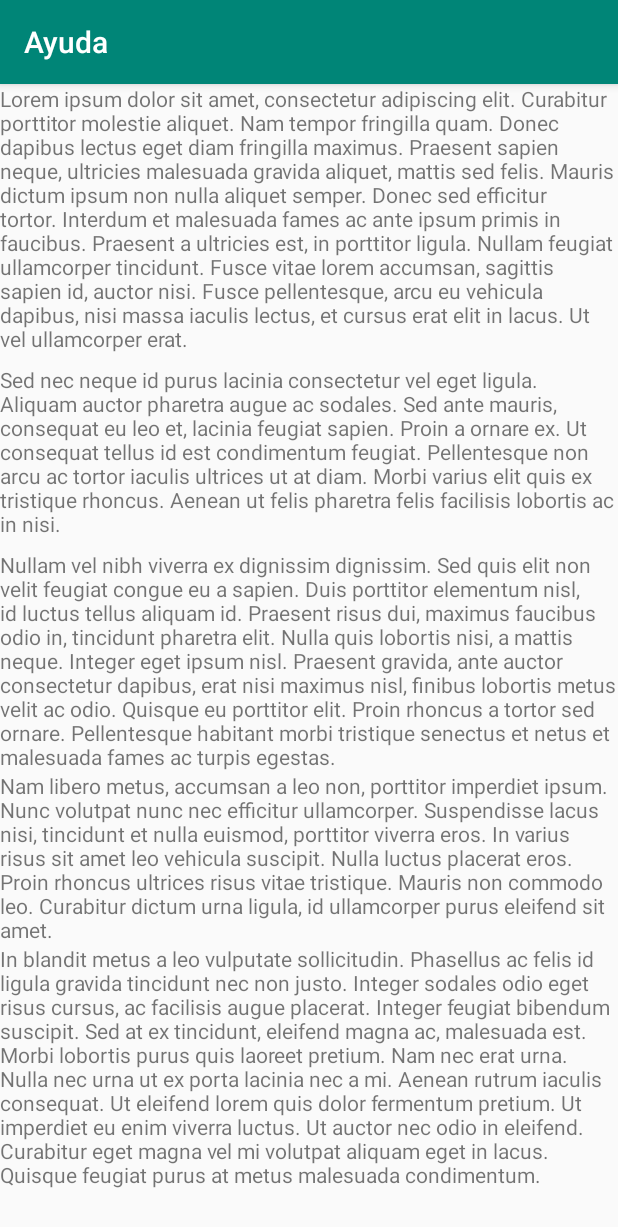
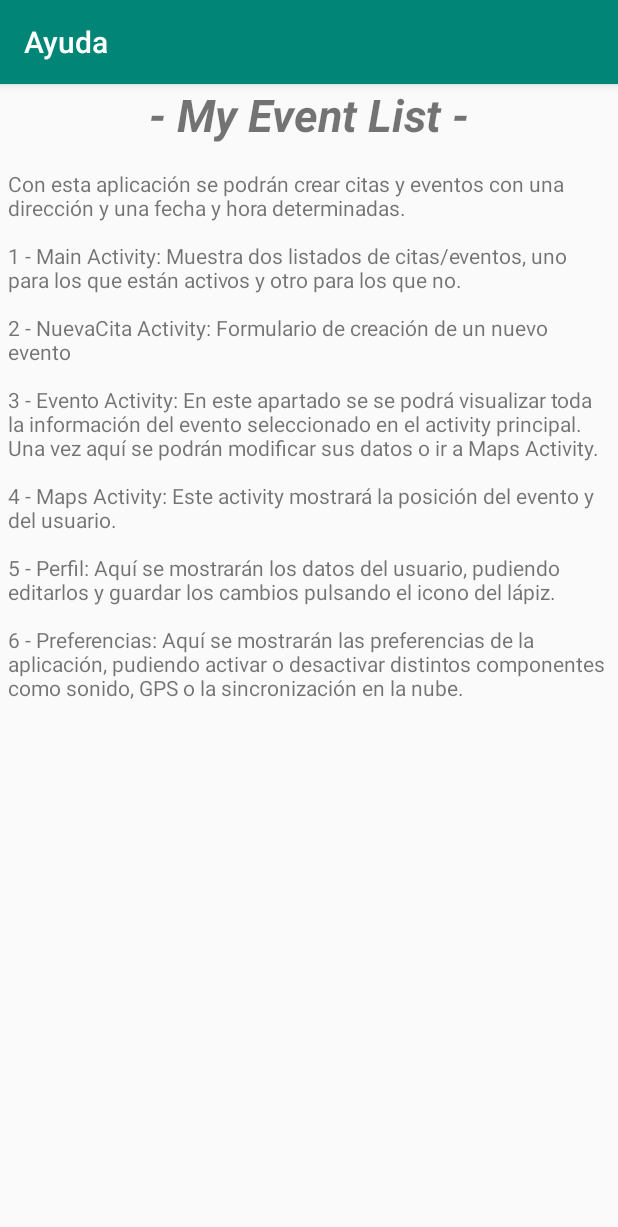
Before and after one commit to josejpg/My-Events-List-app, an Android app: the AyudaActivity screen opened directly, with no data from a screen before it, on a phone screen of 412 x 824 dp. Shown: the top 1227 px of the screen. Run offline under Robolectric (Android 15) with nearby library versions, the phone set to English and light mode, and no system bars.

Commit message:
AyudaActivity text.

```diff
--- a/app/src/main/res/layout/activity_ayuda.xml
+++ b/app/src/main/res/layout/activity_ayuda.xml
@@ -12,39 +12,19 @@
         android:orientation="vertical">
 
         <TextView
-            android:id="@+id/paragraph1"
             android:layout_width="match_parent"
             android:layout_height="wrap_content"
-            android:text="@string/ayuda_lorem_ipsum" />
+            android:text="- My Event List -"
+            android:textAlignment="center"
+            android:textSize="30sp"
+            android:textStyle="bold|italic" />
 
         <TextView
-            android:id="@+id/paragraph2"
             android:layout_width="match_parent"
             android:layout_height="wrap_content"
-            android:layout_marginTop="8dp"
-            android:text="@string/ayuda_lorem_ipsum2"
-            app:layout_constraintTop_toBottomOf="@+id/paragraph1" />
-
-        <TextView
-            android:id="@+id/paragraph3"
-            android:layout_width="match_parent"
-            android:layout_height="wrap_content"
-            android:layout_marginTop="8dp"
-            android:text="@string/ayuda_lorem_ipsum3"
-            app:layout_constraintTop_toBottomOf="@+id/paragraph2" />
-
-        <TextView
-            android:id="@+id/paragraph4"
-            android:layout_width="match_parent"
-            android:layout_height="wrap_content"
-            android:text="@string/ayuda_lorem_ipsum4"
-            app:layout_constraintTop_toBottomOf="@+id/paragraph3" />
-
-        <TextView
-            android:id="@+id/paragraph5"
-            android:layout_width="match_parent"
-            android:layout_height="wrap_content"
-            android:text="@string/ayuda_lorem_ipsum5"
-            app:layout_constraintTop_toBottomOf="@+id/paragraph4" />
+            android:layout_marginLeft="5dp"
+            android:layout_marginTop="16dp"
+            android:layout_marginRight="5dp"
+            android:text="Con esta aplicación se podrán crear citas y eventos con una dirección y una fecha y hora determinadas.\n\n1 - Main Activity: Muestra dos listados de citas/eventos, uno para los que están activos y otro para los que no.\n\n2 - NuevaCita Activity: Formulario de creación de un nuevo evento\n\n3 - Evento Activity: En este apartado se se podrá visualizar toda la información del evento seleccionado en el activity principal. Una vez aquí se podrán modificar sus datos o ir a Maps Activity.\n\n4 - Maps Activity: Este activity mostrará la posición del evento y del usuario.\n\n5 - Perfil: Aquí se mostrarán los datos del usuario, pudiendo editarlos y guardar los cambios pulsando el icono del lápiz.\n\n6 - Preferencias: Aquí se mostrarán las preferencias de la aplicación, pudiendo activar o desactivar distintos componentes como sonido, GPS o la sincronización en la nube." />
     </LinearLayout>
 </ScrollView>
--- a/app/src/main/res/values/strings.xml
+++ b/app/src/main/res/values/strings.xml
@@ -33,11 +33,6 @@
     <string name="title_activity_maps">Localización del evento</string>
     <!-- Strings to Ayuda Activity -->
     <string name="title_activity_ayuda">Ayuda</string>
-    <string name="ayuda_lorem_ipsum">Lorem ipsum dolor sit amet, consectetur adipiscing elit. Curabitur porttitor molestie aliquet. Nam tempor fringilla quam. Donec dapibus lectus eget diam fringilla maximus. Praesent sapien neque, ultricies malesuada gravida aliquet, mattis sed felis. Mauris dictum ipsum non nulla aliquet semper. Donec sed efficitur tortor. Interdum et malesuada fames ac ante ipsum primis in faucibus. Praesent a ultricies est, in porttitor ligula. Nullam feugiat ullamcorper tincidunt. Fusce vitae lorem accumsan, sagittis sapien id, auctor nisi. Fusce pellentesque, arcu eu vehicula dapibus, nisi massa iaculis lectus, et cursus erat elit in lacus. Ut vel ullamcorper erat.</string>
-    <string name="ayuda_lorem_ipsum2">Sed nec neque id purus lacinia consectetur vel eget ligula. Aliquam auctor pharetra augue ac sodales. Sed ante mauris, consequat eu leo et, lacinia feugiat sapien. Proin a ornare ex. Ut consequat tellus id est condimentum feugiat. Pellentesque non arcu ac tortor iaculis ultrices ut at diam. Morbi varius elit quis ex tristique rhoncus. Aenean ut felis pharetra felis facilisis lobortis ac in nisi.</string>
-    <string name="ayuda_lorem_ipsum3">Nullam vel nibh viverra ex dignissim dignissim. Sed quis elit non velit feugiat congue eu a sapien. Duis porttitor elementum nisl, id luctus tellus aliquam id. Praesent risus dui, maximus faucibus odio in, tincidunt pharetra elit. Nulla quis lobortis nisi, a mattis neque. Integer eget ipsum nisl. Praesent gravida, ante auctor consectetur dapibus, erat nisi maximus nisl, finibus lobortis metus velit ac odio. Quisque eu porttitor elit. Proin rhoncus a tortor sed ornare. Pellentesque habitant morbi tristique senectus et netus et malesuada fames ac turpis egestas.</string>
-    <string name="ayuda_lorem_ipsum4">Nam libero metus, accumsan a leo non, porttitor imperdiet ipsum. Nunc volutpat nunc nec efficitur ullamcorper. Suspendisse lacus nisi, tincidunt et nulla euismod, porttitor viverra eros. In varius risus sit amet leo vehicula suscipit. Nulla luctus placerat eros. Proin rhoncus ultrices risus vitae tristique. Mauris non commodo leo. Curabitur dictum urna ligula, id ullamcorper purus eleifend sit amet.</string>
-    <string name="ayuda_lorem_ipsum5">In blandit metus a leo vulputate sollicitudin. Phasellus ac felis id ligula gravida tincidunt nec non justo. Integer sodales odio eget risus cursus, ac facilisis augue placerat. Integer feugiat bibendum suscipit. Sed at ex tincidunt, eleifend magna ac, malesuada est. Morbi lobortis purus quis laoreet pretium. Nam nec erat urna. Nulla nec urna ut ex porta lacinia nec a mi. Aenean rutrum iaculis consequat. Ut eleifend lorem quis dolor fermentum pretium. Ut imperdiet eu enim viverra luctus. Ut auctor nec odio in eleifend. Curabitur eget magna vel mi volutpat aliquam eget in lacus. Quisque feugiat purus at metus malesuada condimentum.</string>
     <!-- Strings to Nueva Cita-->
     <string name="title_activity_nueva_cita">Ayuda</string>
     <string name="title_activity_settings">Settings</string>
```
